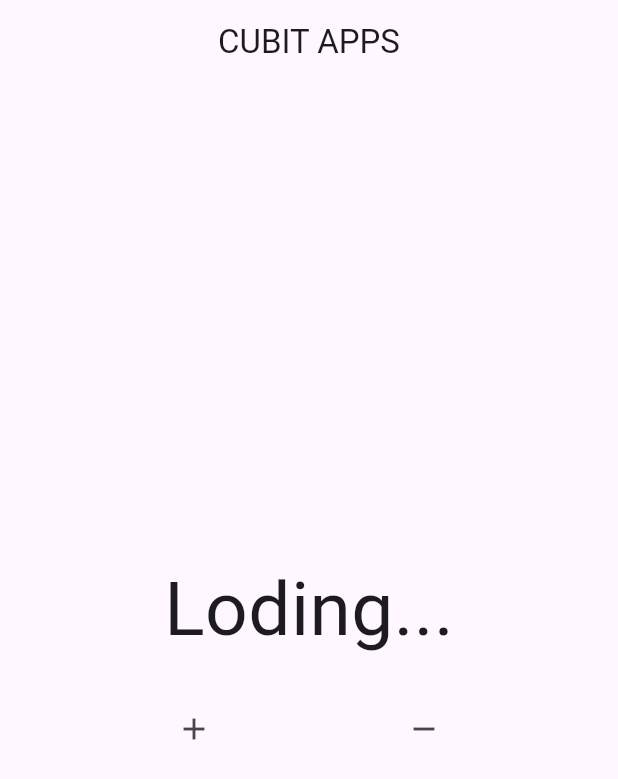
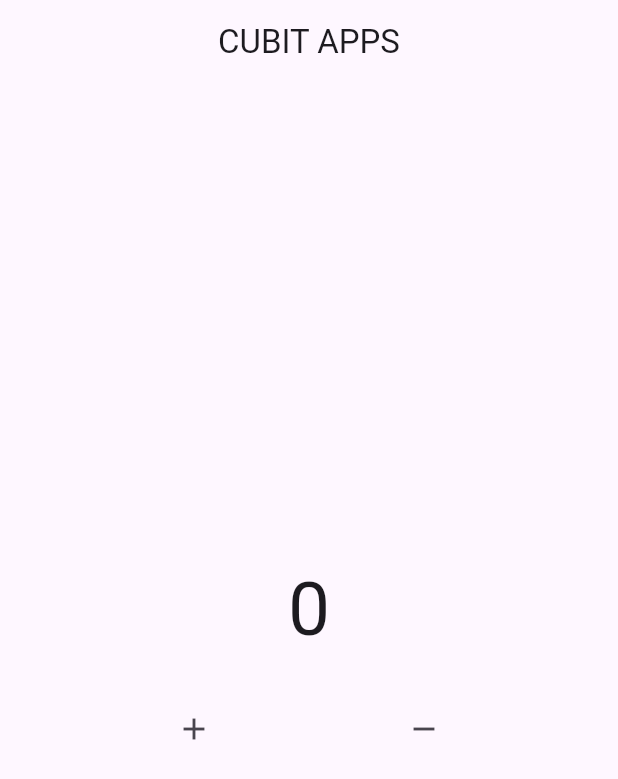
Before and after one commit to khoirulmustofa21/state-management-bloc, a Flutter app: the screen it shows after launch, on a phone screen of 412 x 824 dp. Shown: the top 779 px of the screen. Run offline on Flutter 3.47's test engine with Material 2 defaults, Android fonts, the phone set to English and light mode, and no system bars; our stand-ins replace bloc.

Commit message:
menggunakan initial data pada StreamBuilder sehingga tidak perlu kondisi waiting

```diff
--- a/lib/main.dart
+++ b/lib/main.dart
@@ -35,7 +35,7 @@ class CounterCubit extends Cubit<int> {
 
 class MyHome extends StatelessWidget {
   MyHome({super.key});
-  CounterCubit mycounter = CounterCubit(initialData: 10);
+  CounterCubit mycounter = CounterCubit(initialData: 0);
   @override
   Widget build(BuildContext context) {
     return Scaffold(
@@ -47,18 +47,9 @@ class MyHome extends StatelessWidget {
         mainAxisAlignment: MainAxisAlignment.center,
         children: [
           StreamBuilder(
+              initialData: mycounter.initialData,
               stream: mycounter.stream,
               builder: (context, snapshot) {
-                if (snapshot.connectionState == ConnectionState.waiting) {
-                  return const Center(
-                    child: Text(
-                      'Loding...',
-                      style: TextStyle(
-                        fontSize: 50,
-                      ),
-                    ),
-                  );
-                } else {
                 return Center(
                   child: Text(
                     '${snapshot.data}',
@@ -67,7 +58,6 @@ class MyHome extends StatelessWidget {
                     ),
                   ),
                 );
-                }
               }),
           const SizedBox(
             height: 20,
```
Lines whose indentation alone changed are shown as unchanged.
